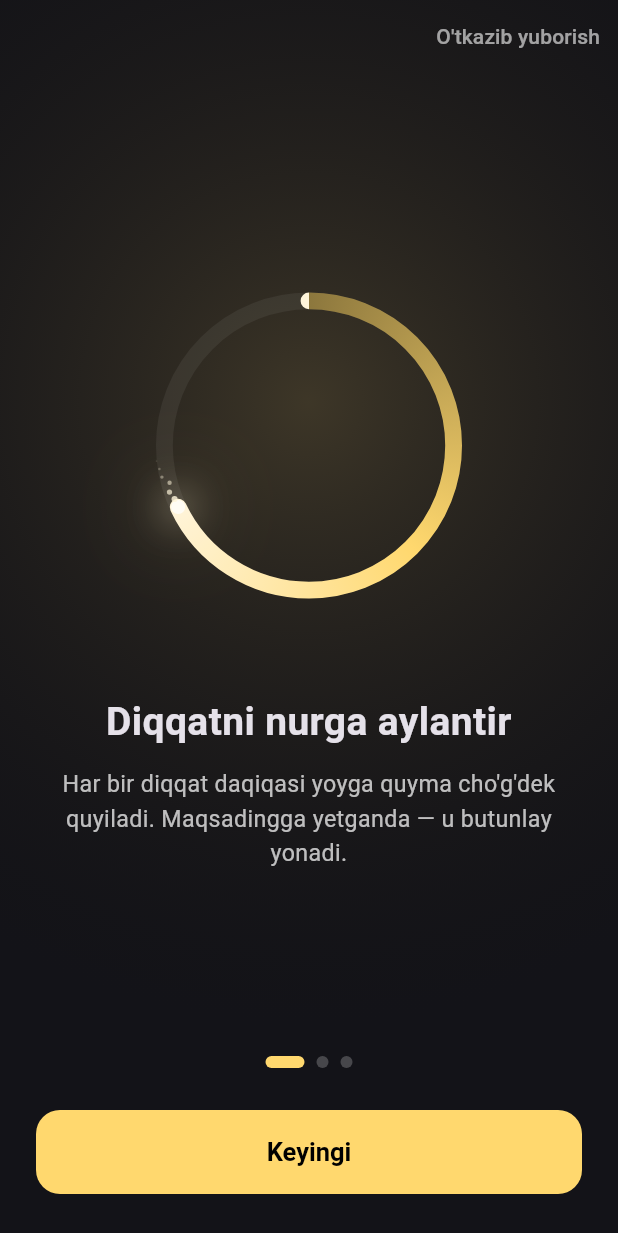
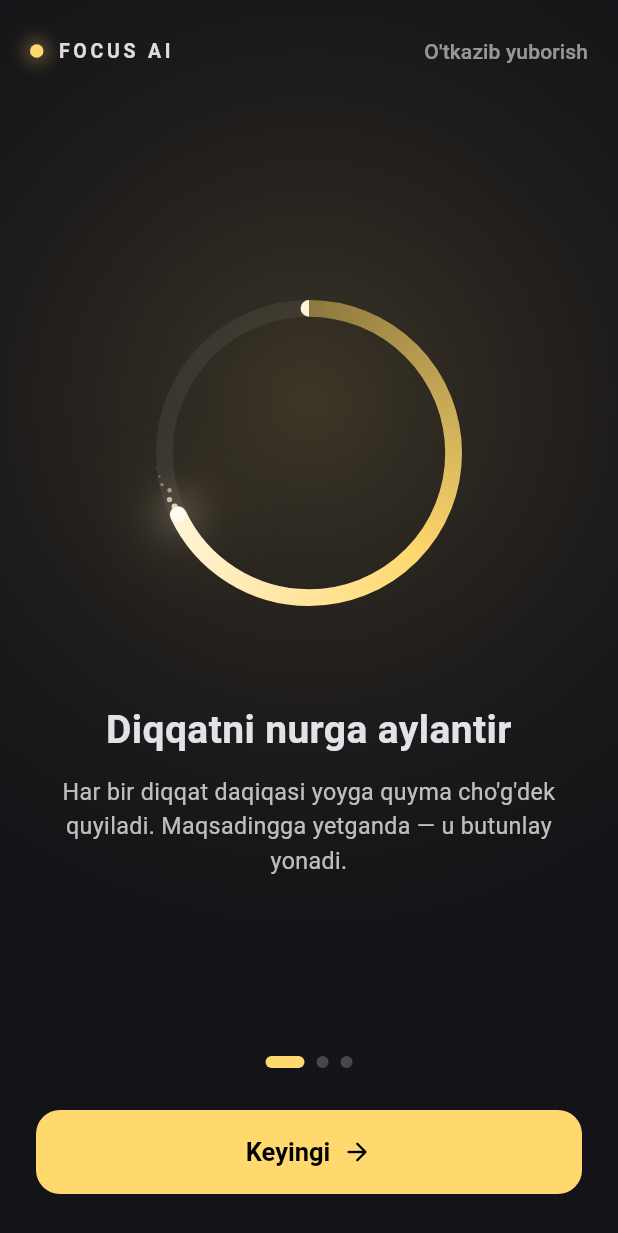
Before and after one commit to jahongirmath08-design/focus_ai, a Flutter app: the screen it shows after launch, on a phone screen of 412 x 824 dp. Shown: the top 1233 px of the screen. Run offline on Flutter 3.47's test engine with Material 3 defaults, Android fonts, the light colour scheme and no system bars; our stand-ins replace flutter_riverpod, hive_ce_flutter; accounts and stored records are empty.

Commit message:
Onboarding: 3-page light-fill story + wordmark, branded web loading screen, settings-gated first-run

```diff
--- a/lib/features/onboarding/ui/onboarding_screen.dart
+++ b/lib/features/onboarding/ui/onboarding_screen.dart
@@ -6,6 +6,8 @@ import '../../active_session/ui/light_arc.dart';
 
 /// Interaktiv onboarding — "diqqatni nurga aylantirish" metaforasini hikoya qiladi.
 /// Signature yoy (LightArc / MiniLightArc) qahramon element. Bir marta ko'rinadi.
+/// Birinchi ochilishda staggered "entrance" animatsiyasi: yoy sakrab kattalashadi,
+/// matn pastdan suzib chiqadi (premium birinchi taassurot).
 class OnboardingScreen extends StatefulWidget {
   const OnboardingScreen({super.key, required this.onDone});
 
@@ -23,8 +25,10 @@ class _OnbPage {
   final Color color;
 }
 
-class _OnboardingScreenState extends State<OnboardingScreen> {
+class _OnboardingScreenState extends State<OnboardingScreen>
+    with SingleTickerProviderStateMixin {
   final _controller = PageController();
+  late final AnimationController _entrance;
   int _index = 0;
 
   static const _pages = <_OnbPage>[
@@ -49,7 +53,17 @@ class _OnboardingScreenState extends State<OnboardingScreen> {
   ];
 
   @override
+  void initState() {
+    super.initState();
+    _entrance = AnimationController(
+      vsync: this,
+      duration: const Duration(milliseconds: 1100),
+    )..forward();
+  }
+
+  @override
   void dispose() {
+    _entrance.dispose();
     _controller.dispose();
     super.dispose();
   }
@@ -92,19 +106,33 @@ class _OnboardingScreenState extends State<OnboardingScreen> {
           SafeArea(
             child: Column(
               children: [
-                // O'tkazib yuborish
-                Align(
-                  alignment: Alignment.centerRight,
-                  child: AnimatedOpacity(
+                // Yuqori panel: brend wordmark + O'tkazib yuborish.
+                Padding(
+                  padding: const EdgeInsets.fromLTRB(20, 10, 8, 0),
+                  child: Row(
+                    children: [
+                      FadeTransition(
+                        opacity: CurvedAnimation(
+                          parent: _entrance,
+                          curve: const Interval(0.1, 0.6, curve: Curves.easeOut),
+                        ),
+                        child: _Wordmark(color: pageColor),
+                      ),
+                      const Spacer(),
+                      AnimatedOpacity(
                         opacity: last ? 0.0 : 1.0,
                         duration: const Duration(milliseconds: 250),
                         child: TextButton(
                           onPressed: last ? null : widget.onDone,
                           child: Text(
                             "O'tkazib yuborish",
-                        style: TextStyle(color: Colors.white.withValues(alpha: 0.6)),
+                            style: TextStyle(
+                              color: Colors.white.withValues(alpha: 0.55),
                             ),
                           ),
+                        ),
+                      ),
+                    ],
                   ),
                 ),
                 Expanded(
@@ -119,6 +147,7 @@ class _OnboardingScreenState extends State<OnboardingScreen> {
                       page: _pages[i],
                       index: i,
                       controller: _controller,
+                      entrance: _entrance,
                     ),
                   ),
                 ),
@@ -142,7 +171,19 @@ class _OnboardingScreenState extends State<OnboardingScreen> {
                           fontWeight: FontWeight.w700,
                         ),
                       ),
-                      child: Text(last ? "Boshlaymiz ✨" : "Keyingi"),
+                      child: Row(
+                        mainAxisAlignment: MainAxisAlignment.center,
+                        children: [
+                          Text(last ? "Boshlaymiz" : "Keyingi"),
+                          const SizedBox(width: 8),
+                          Icon(
+                            last
+                                ? Icons.auto_awesome
+                                : Icons.arrow_forward_rounded,
+                            size: 20,
+                          ),
+                        ],
+                      ),
                     ),
                   ),
                 ),
@@ -155,22 +196,30 @@ class _OnboardingScreenState extends State<OnboardingScreen> {
   }
 }
 
-/// Bitta onboarding sahifasi — qahramon yoy + matn, parallaks bilan.
+/// Bitta onboarding sahifasi — qahramon yoy + matn, parallaks + entrance bilan.
 class _OnbPageView extends StatelessWidget {
   const _OnbPageView({
     required this.page,
     required this.index,
     required this.controller,
+    required this.entrance,
   });
 
   final _OnbPage page;
   final int index;
   final PageController controller;
+  final Animation<double> entrance;
+
+  /// e (0..1) ning [start..end] oralig'ida egri chiziq bo'yicha qiymat.
+  double _seg(double e, double start, double end, Curve curve) {
+    final v = ((e - start) / (end - start)).clamp(0.0, 1.0);
+    return curve.transform(v);
+  }
 
   @override
   Widget build(BuildContext context) {
     return AnimatedBuilder(
-      animation: controller,
+      animation: Listenable.merge([controller, entrance]),
       builder: (context, _) {
         final hasDim =
             controller.hasClients && controller.position.haveDimensions;
@@ -178,32 +227,41 @@ class _OnbPageView extends StatelessWidget {
         final offset = pageVal - index; // 0 = markazda
         final t = offset.clamp(-1.0, 1.0);
         final centered = (1 - t.abs()).clamp(0.0, 1.0);
+        final e = entrance.value;
+        // Yoy "to'lishi" — sahifa kelganda yoy 0 dan maqsadgacha quyiladi (signature metafora).
+        final fill = _seg(e, 0.08, 0.9, Curves.easeOutCubic) * centered;
+
+        // Entrance: yoy pastdan ko'tarilib, sakrab kattalashadi; matn suzib chiqadi.
+        final heroScale =
+            (0.58 + 0.42 * _seg(e, 0.0, 0.60, Curves.easeOutBack)) *
+                (0.92 + 0.08 * centered);
+        final heroRise = (1 - _seg(e, 0.0, 0.55, Curves.easeOutCubic)) * 40;
+        final heroOpacity =
+            _seg(e, 0.0, 0.42, Curves.easeOut) * (0.20 + 0.80 * centered);
+        final titleIn = _seg(e, 0.30, 0.80, Curves.easeOut);
+        final bodyIn = _seg(e, 0.48, 1.0, Curves.easeOut);
 
         return Padding(
           padding: const EdgeInsets.symmetric(horizontal: 28),
           child: Column(
             mainAxisAlignment: MainAxisAlignment.center,
             children: [
-              // Qahramon yoy — parallaks (sekinroq suriladi) + fade/scale.
               Transform.translate(
-                offset: Offset(-t * 64, 0),
+                offset: Offset(-t * 60, heroRise),
                 child: Transform.scale(
-                  scale: 0.86 + 0.14 * centered,
+                  scale: heroScale,
                   child: Opacity(
-                    opacity: 0.30 + 0.70 * centered,
-                    child: SizedBox(
-                      height: 250,
-                      child: Center(child: _hero()),
-                    ),
+                    opacity: heroOpacity.clamp(0.0, 1.0),
+                    child: SizedBox(height: 250, child: Center(child: _hero(fill))),
                   ),
                 ),
               ),
               const SizedBox(height: 44),
-              Opacity(
-                opacity: centered,
-                child: Column(
-                  children: [
-                    Text(
+              Transform.translate(
+                offset: Offset(0, (1 - titleIn) * 42),
+                child: Opacity(
+                  opacity: (titleIn * centered).clamp(0.0, 1.0),
+                  child: Text(
                     page.title,
                     textAlign: TextAlign.center,
                     style: const TextStyle(
@@ -212,8 +270,14 @@ class _OnbPageView extends StatelessWidget {
                       height: 1.2,
                     ),
                   ),
+                ),
+              ),
               const SizedBox(height: 14),
-                    Text(
+              Transform.translate(
+                offset: Offset(0, (1 - bodyIn) * 42),
+                child: Opacity(
+                  opacity: (bodyIn * centered).clamp(0.0, 1.0),
+                  child: Text(
                     page.body,
                     textAlign: TextAlign.center,
                     style: TextStyle(
@@ -222,7 +286,6 @@ class _OnbPageView extends StatelessWidget {
                       color: Colors.white.withValues(alpha: 0.72),
                     ),
                   ),
-                  ],
                 ),
               ),
             ],
@@ -232,24 +295,25 @@ class _OnbPageView extends StatelessWidget {
     );
   }
 
-  Widget _hero() {
-    // Sahifa 1 (index 1) — ko'p odat: uchta mini yoy.
+  Widget _hero(double fill) {
+    final f = fill.clamp(0.0, 1.0);
+    // Sahifa 1 (index 1) — ko'p odat: uchta mini yoy (kelganda to'ladi, % sanaydi).
     if (index == 1) {
       return Row(
         mainAxisAlignment: MainAxisAlignment.center,
         crossAxisAlignment: CrossAxisAlignment.center,
         children: [
-          _mini(AppColors.habitColors[1], 0.45, 86),
+          _mini(AppColors.habitColors[1], 0.45 * f, 86),
           const SizedBox(width: 16),
-          _mini(AppColors.habitColors[2], 0.72, 116),
+          _mini(AppColors.habitColors[2], 0.72 * f, 116),
           const SizedBox(width: 16),
-          _mini(AppColors.habitColors[3], 0.30, 86),
+          _mini(AppColors.habitColors[3], 0.30 * f, 86),
         ],
       );
     }
-    // Sahifa 0 va 2 — bitta katta signature yoy.
+    // Sahifa 0 va 2 — bitta katta signature yoy (0 dan maqsadgacha quyiladi).
     return LightArc(
-      progress: index == 0 ? 0.68 : 0.9,
+      progress: (index == 0 ? 0.68 : 0.9) * f,
       color: page.color,
       running: true,
       complete: false,
@@ -267,6 +331,48 @@ class _OnbPageView extends StatelessWidget {
         '${(p * 100).round()}%',
         style: const TextStyle(fontSize: 12, fontWeight: FontWeight.w700),
       ),
+    );
+  }
+}
+
+/// Brend wordmark — porlayotgan nuqta (sahifa rangida) + "FOCUS AI".
+class _Wordmark extends StatelessWidget {
+  const _Wordmark({required this.color});
+
+  final Color color;
+
+  @override
+  Widget build(BuildContext context) {
+    return Row(
+      mainAxisSize: MainAxisSize.min,
+      children: [
+        AnimatedContainer(
+          duration: const Duration(milliseconds: 400),
+          width: 9,
+          height: 9,
+          decoration: BoxDecoration(
+            shape: BoxShape.circle,
+            color: color,
+            boxShadow: [
+              BoxShadow(
+                color: color.withValues(alpha: 0.7),
+                blurRadius: 10,
+                spreadRadius: 1,
+              ),
+            ],
+          ),
+        ),
+        const SizedBox(width: 9),
+        Text(
+          "FOCUS AI",
+          style: TextStyle(
+            fontSize: 13,
+            fontWeight: FontWeight.w700,
+            letterSpacing: 2.5,
+            color: Colors.white.withValues(alpha: 0.85),
+          ),
+        ),
+      ],
     );
   }
 }
--- a/lib/main.dart
+++ b/lib/main.dart
@@ -61,8 +61,8 @@ class _RootGateState extends State<RootGate> {
     super.initState();
     bool seen = false;
     try {
-      seen =
-          Hive.box('settings').get('onboarding_seen', defaultValue: false) as bool;
+      seen = Hive.box('settings').get('onboarding_seen', defaultValue: false)
+          as bool;
     } catch (_) {
       // Hive ochilmagan bo'lsa — onboarding'da qamab qo'ymaymiz.
       seen = true;
```
Also changed, not shown: 1 other file. Lines whose indentation alone changed are shown as unchanged.
